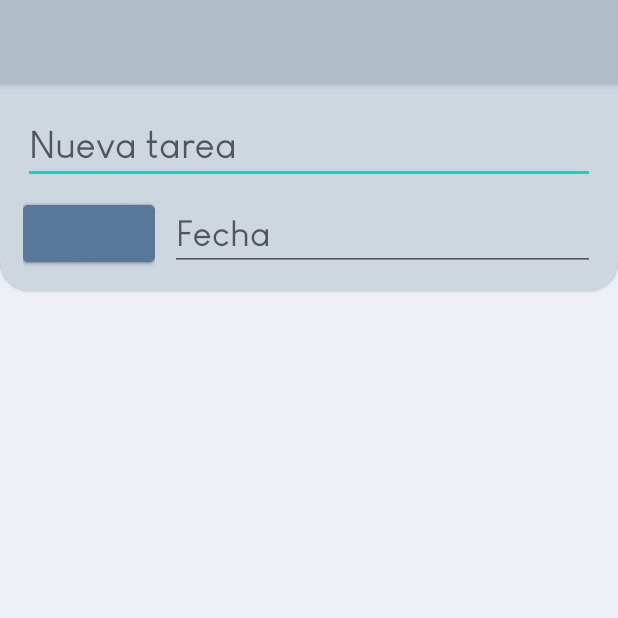
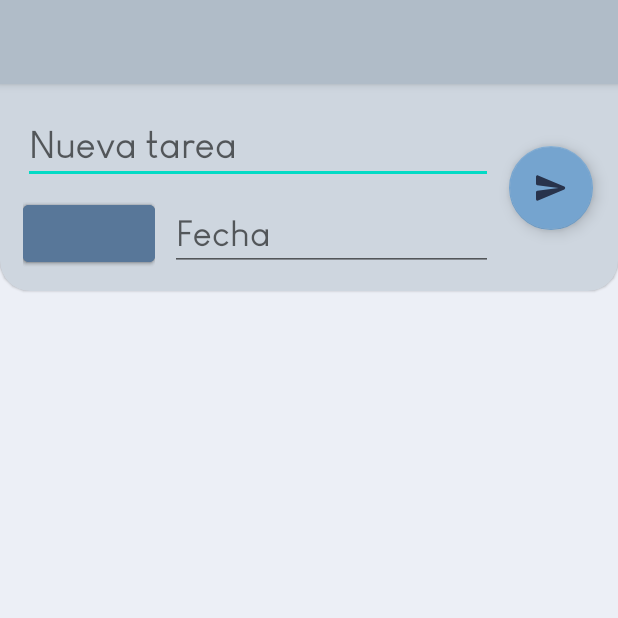
Before and after one commit to PauPau-Cor/Selenium, an Android app: the AllToDoFragment screen opened directly, with no data from a screen before it, on a phone screen of 412 x 824 dp, the top half of it. Run offline under Robolectric (Android 15) with nearby library versions, the phone set to English and light mode, and no system bars; our stand-ins replace Firebase (no records; nobody signed in at launch, a user with empty details on screens opened directly), navigation-ui; plain views replace ThemedButton, ThemedToggleButtonGroup.

Commit message:
Third version of AllToDoFragment layout, added FAB -Laptop

```diff
--- /dev/null
+++ b/app/src/main/java/com/example/reminderapp/models/TaskModel.kt
@@ -0,0 +1,12 @@
+package com.example.reminderapp.models
+
+import android.os.Parcelable
+import kotlinx.parcelize.Parcelize
+import com.google.firebase.firestore.DocumentId
+
+@Parcelize
+data class TaskModel(
+    @DocumentId val taskID: String? = null,
+    val userID: String = "",
+    val tittle : String = "",
+    val date : String = "") : Parcelable
--- a/app/src/main/java/com/example/reminderapp/toDoMenus/AllToDoFragment.kt
+++ b/app/src/main/java/com/example/reminderapp/toDoMenus/AllToDoFragment.kt
@@ -20,8 +20,6 @@ class AllToDoFragment : Fragment() {
 
     override fun onViewCreated(view: View, savedInstanceState: Bundle?) {
         super.onViewCreated(view, savedInstanceState)
-        binding.PriorityGroup.setOnSelectListener {
-            Toast.makeText(context, it.text, Toast.LENGTH_SHORT).show()
-        }
+        binding.middlePriorityBtn.isSelected = true
     }
 }
--- /dev/null
+++ b/app/src/main/res/drawable/ic_send.xml
@@ -0,0 +1,5 @@
+<vector android:autoMirrored="true" android:height="24dp"
+    android:tint="#000000" android:viewportHeight="24"
+    android:viewportWidth="24" android:width="24dp" xmlns:android="http://schemas.android.com/apk/res/android">
+    <path android:fillColor="@android:color/white" android:pathData="M3.4,20.4l17.45,-7.48c0.81,-0.35 0.81,-1.49 0,-1.84L3.4,3.6c-0.66,-0.29 -1.39,0.2 -1.39,0.91L2,9.12c0,0.5 0.37,0.93 0.87,0.99L17,12 2.87,13.88c-0.5,0.07 -0.87,0.5 -0.87,1l0.01,4.61c0,0.71 0.73,1.2 1.39,0.91z"/>
+</vector>
--- a/app/src/main/res/layout/fragment_all_to_do.xml
+++ b/app/src/main/res/layout/fragment_all_to_do.xml
@@ -5,7 +5,7 @@
     android:layout_height="match_parent"
     xmlns:app="http://schemas.android.com/apk/res-auto"
     tools:context=".toDoMenus.AllToDoFragment"
-    android:background="@color/white">
+    style="@style/BG">
 
     <!-- TODO : improve responsivity -->
 
@@ -20,16 +20,18 @@
 
         <androidx.constraintlayout.widget.ConstraintLayout
             android:layout_width="match_parent"
-            android:layout_height="match_parent">
+            android:layout_height="match_parent"
+            android:paddingStart="10dp"
+            tools:ignore="RtlSymmetry">
 
             <EditText
                 android:id="@+id/AddTaskET"
                 android:layout_width="0dp"
                 android:layout_height="wrap_content"
-                app:layout_constraintWidth_percent=".95"
+                app:layout_constraintWidth_percent=".8"
                 android:layout_marginTop="10dp"
                 app:layout_constraintStart_toStartOf="parent"
-                app:layout_constraintEnd_toEndOf="parent"
+                app:layout_constraintEnd_toStartOf="@id/AddTaskET"
                 app:layout_constraintTop_toTopOf="parent"
                 android:hint="@string/new_task"
                 android:fontFamily="@font/louiscafe"
@@ -37,6 +39,17 @@
                 android:autofillHints="taskDescription"
                 android:inputType="textShortMessage"
                 tools:ignore="VisualLintTextFieldSize" />
+
+            <com.google.android.material.floatingactionbutton.FloatingActionButton
+                android:layout_width="wrap_content"
+                android:layout_height="wrap_content"
+                app:layout_constraintTop_toTopOf="parent"
+                app:layout_constraintBottom_toBottomOf="parent"
+                app:layout_constraintStart_toEndOf="@id/AddTaskET"
+                app:layout_constraintEnd_toEndOf="parent"
+                android:src="@drawable/ic_send"
+                style="@style/FAB"
+                android:contentDescription="@string/submit_desc" />
 
             <nl.bryanderidder.themedtogglebuttongroup.ThemedToggleButtonGroup
                 android:id="@+id/PriorityGroup"
@@ -49,28 +62,31 @@
                 app:justifyContent="center">
 
                 <nl.bryanderidder.themedtogglebuttongroup.ThemedButton
-                    android:id="@+id/btn1"
+                    android:id="@+id/highPriorityBtn"
                     android:layout_width="wrap_content"
                     android:layout_height="50dp"
                     app:toggle_text="@string/high"
                     app:toggle_selectedBackgroundColor="@color/red_blue"
-                    app:toggle_backgroundColor="@color/darkestwhite"/>
+                    style="@style/BTTN2"
+                    />
 
                 <nl.bryanderidder.themedtogglebuttongroup.ThemedButton
-                    android:id="@+id/btn2"
+                    android:id="@+id/middlePriorityBtn"
                     android:layout_width="wrap_content"
                     android:layout_height="50dp"
                     app:toggle_text="@string/mid"
                     app:toggle_selectedBackgroundColor="@color/main_blue"
-                    app:toggle_backgroundColor="@color/darkestwhite"/>
+                    style="@style/BTTN2"
+                    />
 
                 <nl.bryanderidder.themedtogglebuttongroup.ThemedButton
-                    android:id="@+id/btn3"
+                    android:id="@+id/lowPriorityBtn"
                     android:layout_width="wrap_content"
                     android:layout_height="50dp"
                     app:toggle_text="@string/low"
                     app:toggle_selectedBackgroundColor="@color/green_blue"
-                    app:toggle_backgroundColor="@color/darkestwhite"/>
+                    style="@style/BTTN2"
+                    />
 
             </nl.bryanderidder.themedtogglebuttongroup.ThemedToggleButtonGroup>
 
--- a/app/src/main/res/values-night/themes.xml
+++ b/app/src/main/res/values-night/themes.xml
@@ -34,6 +34,16 @@
         <item name="android:textColor">@color/white</item>
     </style>
 
+    <style name="BTTN2">
+        <item name="toggle_backgroundColor">@color/darkestblack</item>
+        <item name="toggle_textColor">@color/white</item>
+    </style>
+
+    <style name="FAB">
+        <item name="backgroundTint">@color/darkcolor</item>
+        <item name="tint">@color/white</item>
+    </style>
+
     <style name="TOLBR">
         <item name="android:background">@color/darkestblack</item>
     </style>
--- a/app/src/main/res/values/colors.xml
+++ b/app/src/main/res/values/colors.xml
@@ -11,8 +11,10 @@
     <color name="white">#ECEFF6</color>
     <color name="darkerwhite">#CED6DF</color>
     <color name="darkestwhite">#B0BCC8</color>
+    <color name="lightcolor">#75A4CF</color>
 
     <color name="black">#28334C</color>
     <color name="darkerblack">#1C2538</color>
     <color name="darkestblack">#101623</color>
+    <color name="darkcolor">#466891</color>
 </resources>
--- a/app/src/main/res/values/strings.xml
+++ b/app/src/main/res/values/strings.xml
@@ -52,6 +52,7 @@
     <string name="mid">Media</string>
     <string name="high">Alta</string>
     <string name="date">Fecha</string>
+    <string name="submit_desc">Submit task</string>
 
 
 </resources>
--- a/app/src/main/res/values/themes.xml
+++ b/app/src/main/res/values/themes.xml
@@ -35,6 +35,16 @@
         <item name="android:textStyle">bold</item>
     </style>
 
+    <style name="BTTN2">
+        <item name="toggle_backgroundColor">@color/darkestwhite</item>
+        <item name="toggle_textColor">@color/black</item>
+    </style>
+
+    <style name="FAB">
+        <item name="backgroundTint">@color/lightcolor</item>
+        <item name="tint">@color/black</item>
+    </style>
+
     <style name="TOLBR">
         <item name="android:background">@color/darkestwhite</item>
     </style>
```
